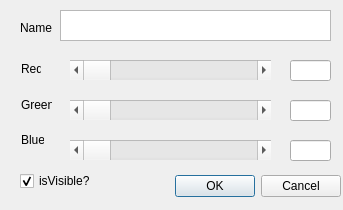
Above: Worksheet7/Qt_VTK/optiondialog.ui from tylerchanner/2023_20451427 before the change. Below: the same form after it.
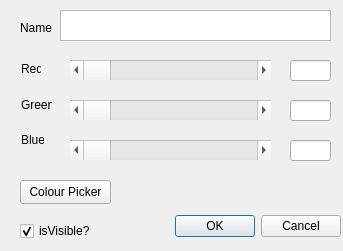
That is the form after the change.

Commit message: Added colour picker to options dialog

The edit to the form file:
```diff
--- a/Worksheet7/Qt_VTK/optiondialog.ui
+++ b/Worksheet7/Qt_VTK/optiondialog.ui
@@ -7,7 +7,7 @@
     <x>0</x>
     <y>0</y>
     <width>343</width>
-    <height>210</height>
+    <height>251</height>
    </rect>
   </property>
   <property name="contextMenuPolicy">
@@ -20,7 +20,7 @@
    <property name="geometry">
     <rect>
      <x>0</x>
-     <y>170</y>
+     <y>210</y>
      <width>341</width>
      <height>32</height>
     </rect>
@@ -206,7 +206,7 @@
    <property name="geometry">
     <rect>
      <x>20</x>
-     <y>170</y>
+     <y>220</y>
      <width>72</width>
      <height>22</height>
     </rect>
@@ -218,6 +218,19 @@
     <bool>true</bool>
    </property>
   </widget>
+  <widget class="QPushButton" name="pushButton">
+   <property name="geometry">
+    <rect>
+     <x>20</x>
+     <y>180</y>
+     <width>91</width>
+     <height>24</height>
+    </rect>
+   </property>
+   <property name="text">
+    <string>Colour Picker</string>
+   </property>
+  </widget>
  </widget>
  <resources/>
  <connections>
```
The commit also changes 5 other files.
